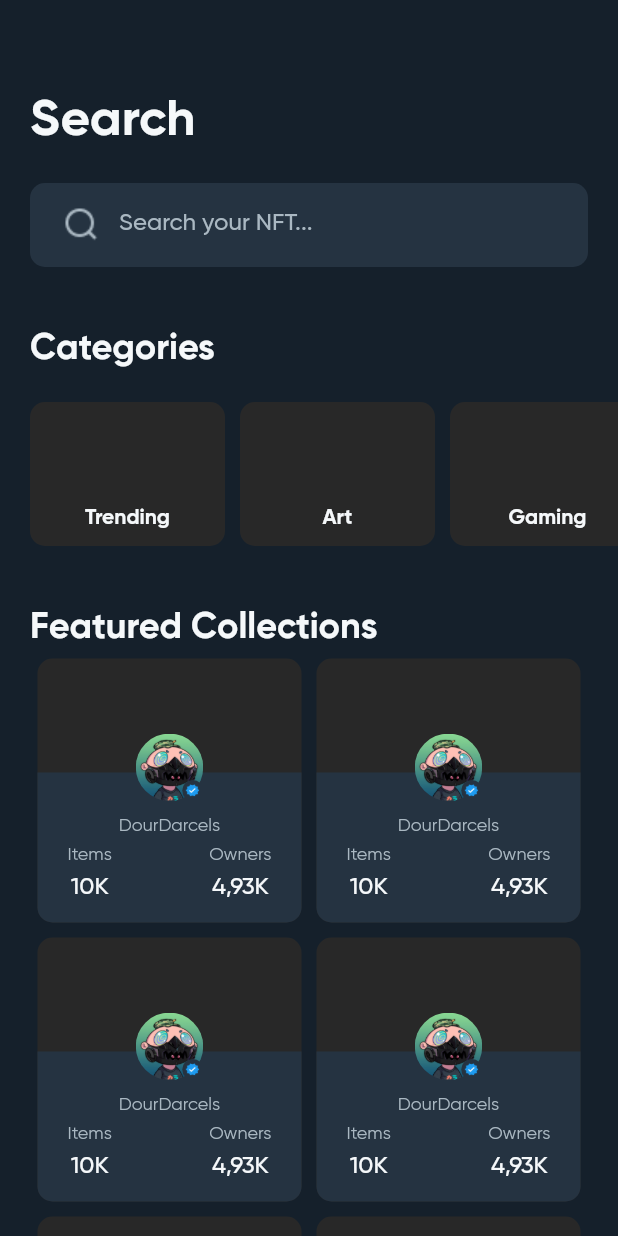
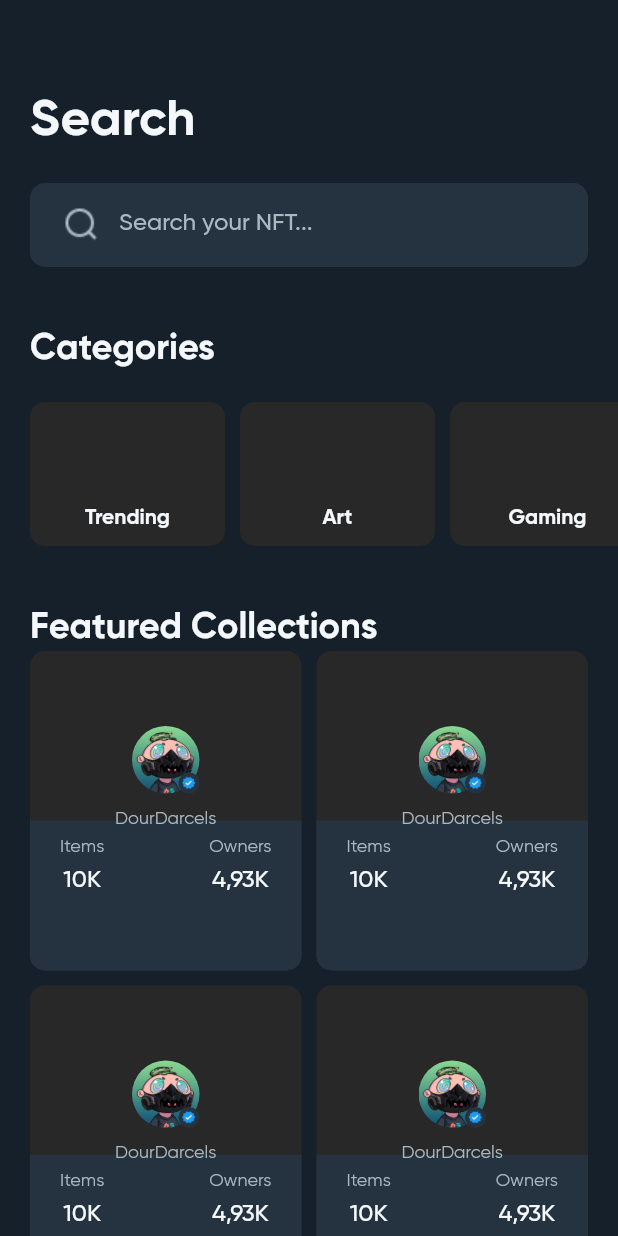
Before and after one commit to itsmerafial141/enefte, a Flutter app: the SearchView screen opened by its route, on a phone screen of 412 x 824 dp. Run offline on Flutter 3.47's test engine with Material 2 defaults, Android fonts, the phone set to English and light mode, and no system bars; our stand-ins replace get, introduction_screen.

Commit message:
solving GridView on search page

```diff
--- a/lib/app/modules/search/views/search_view.dart
+++ b/lib/app/modules/search/views/search_view.dart
@@ -90,7 +90,7 @@ class SRCBodyWidget extends GetView<SearchController> {
                               alignment: Alignment.bottomCenter,
                               children: [
                                 Container(
-                                  height: 100,
+                                  height: 76,
                                   width: double.infinity,
                                   decoration: BoxDecoration(
                                     color: MyColors.secondaryColor,
@@ -182,7 +182,7 @@ class SRCBodyWidget extends GetView<SearchController> {
                   Container(
                     margin: EdgeInsets.symmetric(horizontal: 20),
                     child: GridView.count(
-                      childAspectRatio: (1 / 1.5),
+                      childAspectRatio: 0.58,
                       physics: NeverScrollableScrollPhysics(),
                       shrinkWrap: true,
                       crossAxisCount: 2,
@@ -251,7 +251,8 @@ class SRCBodyWidget extends GetView<SearchController> {
                                 SizedBox(
                                   height: 20,
                                 ),
-                                Container(width: 90,
+                                Container(
+                                  width: 90,
                                   padding: EdgeInsets.symmetric(
                                       horizontal: 10, vertical: 5),
                                   decoration: BoxDecoration(
--- a/lib/app/modules/search/widgets/search_list_collection_widget.dart
+++ b/lib/app/modules/search/widgets/search_list_collection_widget.dart
@@ -11,14 +11,16 @@ class SRCListCollectionWidget extends StatelessWidget {
     return Container(
       margin: EdgeInsets.symmetric(horizontal: 20),
       child: GridView.count(
+        childAspectRatio: 0.85,
         physics: NeverScrollableScrollPhysics(),
+        crossAxisSpacing: 10,
+        mainAxisSpacing: 10,
         shrinkWrap: true,
         crossAxisCount: 2,
         children: List.generate(10, (index) {
           return Container(
             height: 152,
             width: 148,
-            margin: EdgeInsets.all(5),
             decoration: BoxDecoration(
               borderRadius: BorderRadius.circular(10),
               color: Color.fromRGBO(
--- a/lib/app/modules/search_page_collection/controllers/search_page_collection_controller.dart
+++ b/lib/app/modules/search_page_collection/controllers/search_page_collection_controller.dart
@@ -1,5 +1,3 @@
 import 'package:get/get.dart';
 
-class SearchPageCollectionController extends GetxController {
-
-}
+class SearchPageCollectionController extends GetxController {}
```
